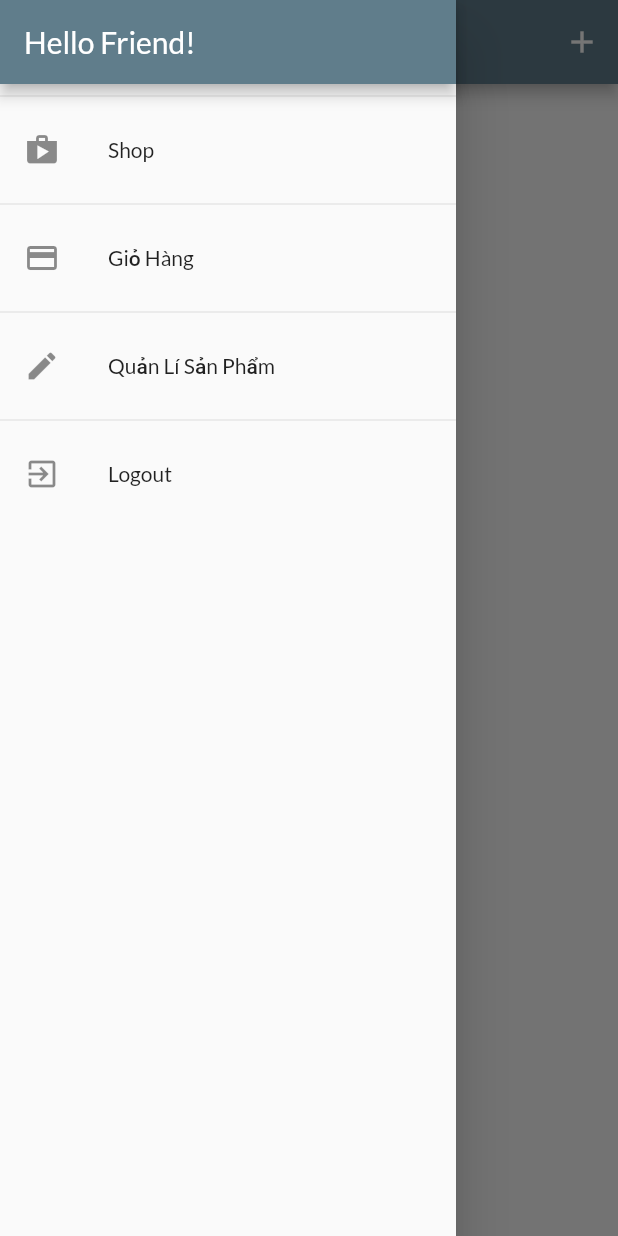
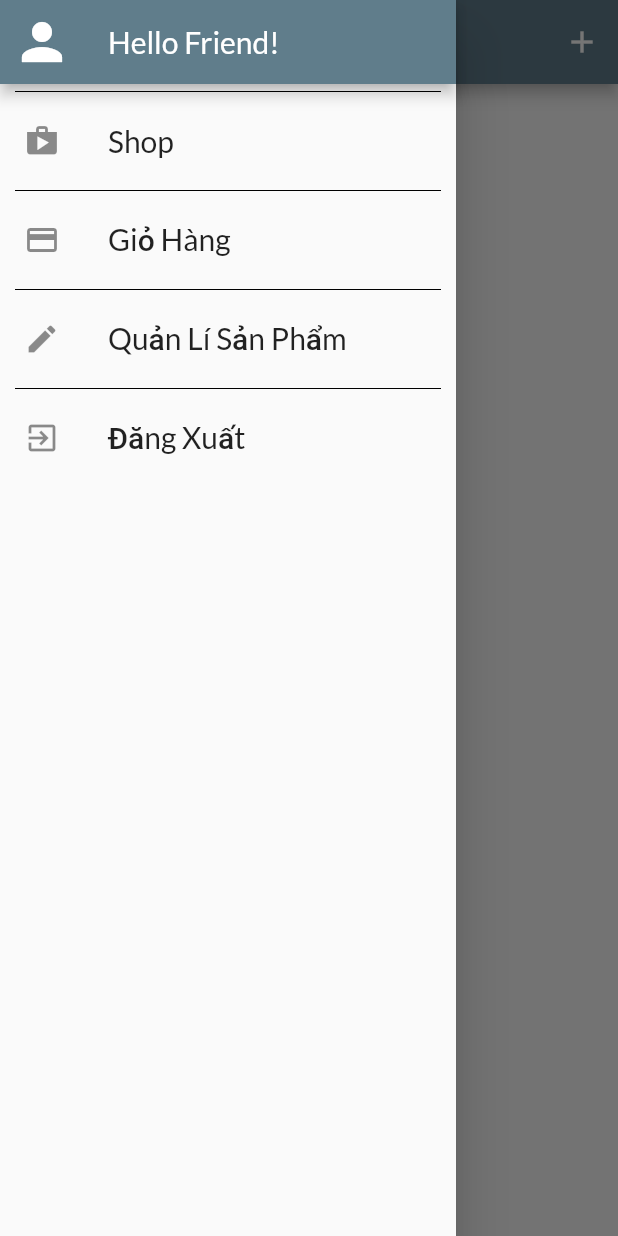
Before and after one commit to VoThienNhan-B1910270/Project_CT48401, a Flutter app: the UserProductsScreen screen opened by its route, with the side drawer open, on a phone screen of 412 x 824 dp. Run offline on Flutter 3.47's test engine with Material 2 defaults, Android fonts, the light colour scheme and no system bars; our stand-ins replace flutter_dotenv, shared_preferences; accounts and stored records are empty; network calls fail.

Commit message:
Update Len them

```diff
--- a/lib/services/products_service.dart
+++ b/lib/services/products_service.dart
@@ -79,8 +79,10 @@ class ProductsService extends FirebaseService {
     try {
       final url =
           Uri.parse('$databaseUrl/products/${product.id}.json?auth=$token');
-      final response =
-          await http.patch(url, body: json.encode(product.toJson()));
+      final response = await http.patch(
+        url,
+        body: json.encode(product.toJson()),
+      );
       if (response.statusCode != 200) {
         throw Exception(json.decode(response.body)['error']);
       }
--- a/lib/ui/cart/cart_item_card.dart
+++ b/lib/ui/cart/cart_item_card.dart
@@ -35,7 +35,7 @@ class CartItemCard extends StatelessWidget{
       ),
       direction: DismissDirection.endToStart,
       confirmDismiss: (direction){
-        return showConfirmDialog(context, 'Do you want to remove the item from the cart?');
+        return showConfirmDialog(context, 'Bạn muốn xóa sản phẩm khỏi giỏ hàng?');
       },
       onDismissed: (direction){
         context.read<CartManager>().removeItem(productId);
@@ -57,12 +57,12 @@ class CartItemCard extends StatelessWidget{
             child: Padding(
               padding: const EdgeInsets.all(5),
               child: FittedBox(
-                child: Text('${cardItem.price}.000đ'),
+                child: Text('${cardItem.price.toStringAsFixed(0)}.000đ'),
               ),
             ),
           ),
           title: Text(cardItem.title),
-          subtitle: Text('Total: ${(cardItem.price * cardItem.quantity)}.000đ'),
+          subtitle: Text('Total: ${(cardItem.price * cardItem.quantity).toStringAsFixed(0)}.000đ'),
           trailing: Text('${cardItem.quantity}x'),
         ),
       ),
--- a/lib/ui/cart/cart_manager.dart
+++ b/lib/ui/cart/cart_manager.dart
@@ -5,12 +5,12 @@ import 'package:flutter/foundation.dart';
 
 class CartManager with ChangeNotifier{
   Map<String, CartItem> _items = {
-    'p1': CartItem(
-      id: 'c1',
-      title: 'Hoa Bi Nhỏ',
-      price: 200,
-      quantity: 2,
-    ),
+    // 'p1': CartItem(
+    //   id: 'c1',
+    //   title: 'Hoa Bi Nhỏ',
+    //   price: 200,
+    //   quantity: 2,
+    // ),
   };
 
   int get productCount{
--- a/lib/ui/orders/order_manager.dart
+++ b/lib/ui/orders/order_manager.dart
@@ -7,19 +7,19 @@ import '../../models/order_item.dart';
 
 class OrderManager with ChangeNotifier{
   final List<OrderItem> _orders = [
-    OrderItem(
-      id: 'o1',
-      amount: 400,
-      products: [
-        CartItem(
-          id: 'c1',
-          title: 'Bông Bi Nhỏ',
-          quantity: 2,
-          price: 200,
-        )
-      ],
-      dateTime: DateTime.now(),
-    )
+    // OrderItem(
+    //   id: 'o1',
+    //   amount: 400,
+    //   products: [
+    //     CartItem(
+    //       id: 'c1',
+    //       title: 'Bông Bi Nhỏ',
+    //       quantity: 2,
+    //       price: 200,
+    //     )
+    //   ],
+    //   dateTime: DateTime.now(),
+    // )
   ];
 
   int get orderCount{
--- a/lib/ui/products/user_product_list_tile.dart
+++ b/lib/ui/products/user_product_list_tile.dart
@@ -1,5 +1,4 @@
 //Định nghĩa widget UserProductListTile hiển thị thông tin một sản phẩm cùng với các thao tác sửa/xóa
-import 'package:b1910270_ct48401_project/ui/products/products_manager.dart';
 import 'package:b1910270_ct48401_project/ui/screens.dart';
 import 'package:flutter/material.dart';
 import 'package:provider/provider.dart';
--- a/lib/ui/products/user_products_screen.dart
+++ b/lib/ui/products/user_products_screen.dart
@@ -24,19 +24,24 @@ class UserProductsScreen extends StatelessWidget{
         ],
       ),
       drawer: const AppDrawer(),
-      body: FutureBuilder(
-        future:  _refreshProducts(context),
-        builder: (ctx, snapshot){
-          if(snapshot.connectionState == ConnectionState.waiting){
-            return const Center(
-              child: CircularProgressIndicator(),
-            );
-          }
-          return RefreshIndicator(
-            onRefresh: () => _refreshProducts(context),
-            child: buildUserProductListView(),
-          );
-        },
+      body:
+      // FutureBuilder(
+      //   future:  _refreshProducts(context),
+      //   builder: (ctx, snapshot){
+      //     if(snapshot.connectionState == ConnectionState.waiting){
+      //       return const Center(
+      //         child: CircularProgressIndicator(),
+      //       );
+      //     }
+      //     return RefreshIndicator(
+      //       onRefresh: () => _refreshProducts(context),
+      //       child: buildUserProductListView(),
+      //     );
+      //   },
+      // )
+      RefreshIndicator(
+        onRefresh: () async => print('Refresh products'),
+        child: buildUserProductListView(),
       )
     );
   }
--- a/lib/ui/shared/app_drawer.dart
+++ b/lib/ui/shared/app_drawer.dart
@@ -15,37 +15,58 @@ class AppDrawer extends StatelessWidget{
       child: Column(
         children: <Widget>[
           AppBar(
+            leading: const Icon(Icons.person, size: 40),
             title: const Text('Hello Friend!'),
             automaticallyImplyLeading: false,
           ),
-          const Divider(),
+          const Divider(
+            height: 10,
+            indent: 10,
+            endIndent: 10,
+            color: Colors.black,
+          ),
           ListTile(
             leading: const Icon(Icons.shop),
-            title: const Text('Shop'),
+            title: const Text('Shop', style: TextStyle( fontSize: 20),),
             onTap: (){
               Navigator.of(context).pushReplacementNamed('/');
             },
           ),
-          const Divider(),
+          const Divider(
+            height: 10,
+            indent: 10,
+            endIndent: 10,
+            color: Colors.black,
+          ),
           ListTile(
             leading: const Icon(Icons.payment),
-            title: const Text('Giỏ Hàng'),
+            title: const Text('Giỏ Hàng', style: TextStyle( fontSize: 20),),
             onTap: (){
               Navigator.of(context).pushReplacementNamed(OrdersScreen.routeName);
             },
           ),
-          const Divider(),
+          const Divider(
+            height: 10,
+            indent: 10,
+            endIndent: 10,
+            color: Colors.black,
+          ),
           ListTile(
             leading: const Icon(Icons.edit),
-            title: const Text('Quản Lí Sản Phẩm'),
+            title: const Text('Quản Lí Sản Phẩm', style: TextStyle( fontSize: 20),),
             onTap: (){
               Navigator.of(context).pushReplacementNamed(UserProductsScreen.routeName);
             },
           ),
-          const Divider(),
+          const Divider(
+            height: 10,
+            indent: 10,
+            endIndent: 10,
+            color: Colors.black,
+          ),
           ListTile(
             leading: const Icon(Icons.exit_to_app),
-            title: const Text("Logout"),
+            title: const Text("Đăng Xuất", style: TextStyle( fontSize: 20)),
             onTap: (){
               Navigator.of(context)
                 ..pop()
--- a/lib/ui/shared/dialog_utils.dart
+++ b/lib/ui/shared/dialog_utils.dart
@@ -5,7 +5,7 @@ Future<bool?> showConfirmDialog(BuildContext context, String message){
   return showDialog(
     context: context,
     builder: (ctx) => AlertDialog(
-      title: const Text('Are you sure?'),
+      title: const Text('Bạn muốn xóa chứ?'),
       content: Text(message),
       actions: <Widget>[
         TextButton(
```
Also changed, not shown: lib/main.dart (+5 -3 lines), lib/ui/auth/app_banner.dart (+30 -20 lines), lib/ui/auth/auth_screen.dart (+10 -9 lines), lib/ui/orders/order_item_card.dart (+8 -3 lines), lib/ui/products/product_detail_screen.dart (+86 -7 lines), lib/ui/products/product_grid_tile.dart (+55 -35 lines), lib/ui/products/product_overview_screen.dart (+11 -2 lines), lib/ui/products/products_grid.dart (+12 -11 lines), lib/ui/products/products_manager.dart (+6 -6 lines), pubspec.yaml (+7 -24 lines), pubspec.lock.
